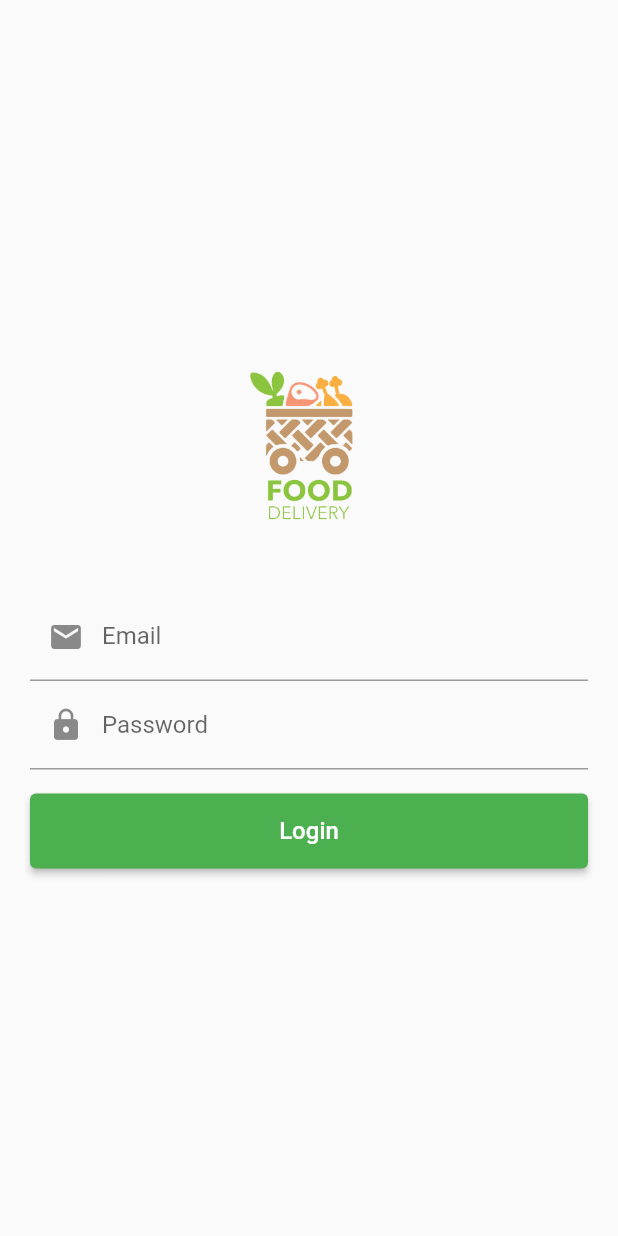
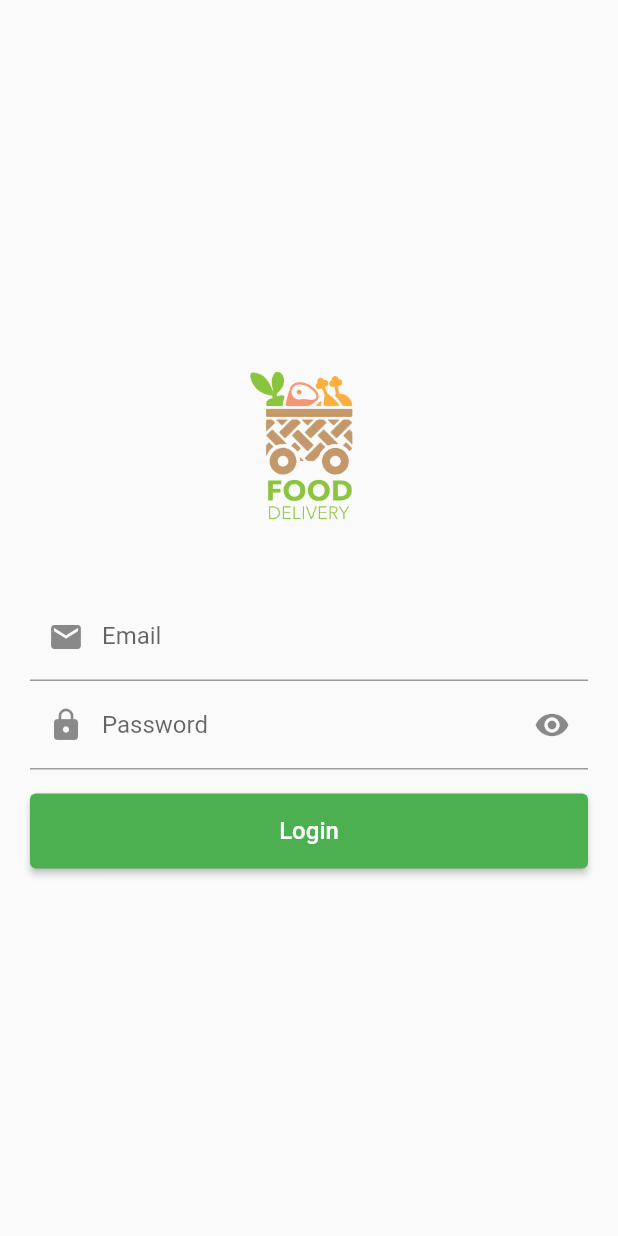
Before and after one commit to cperdiansyah/flutter_submission_pemula, a Flutter app: the screen it shows after launch, on a phone screen of 412 x 824 dp. Run offline on Flutter 3.47's test engine with Material 2 defaults, Android fonts, the phone set to English and light mode, and no system bars.

Commit message:
add responsive to login screen

```diff
--- a/lib/login_screen.dart
+++ b/lib/login_screen.dart
@@ -4,6 +4,27 @@ import 'package:submission_flutter_pemula/home_screen.dart';
 class LoginScreen extends StatelessWidget {
   const LoginScreen({Key? key}) : super(key: key);
 
+  @override
+  Widget build(BuildContext context) {
+    return Scaffold(
+      body: LayoutBuilder(
+        builder: (context, constraints) {
+          return LoginResponsive();
+        },
+      ),
+    );
+  }
+}
+
+class LoginResponsive extends StatefulWidget {
+  @override
+  _LoginResponsive createState() => _LoginResponsive();
+}
+
+class _LoginResponsive extends State<LoginResponsive> {
+  bool _isObscure = true;
+
+  // const LoginResponsive({Key? key}) : super(key: key);
   @override
   Widget build(BuildContext context) {
     return Scaffold(
@@ -24,7 +45,11 @@ class LoginScreen extends StatelessWidget {
             ),
             Column(
               children: <Widget>[
-                Padding(
+                Container(
+                  width: MediaQuery.of(context).size.width <= 600
+                      ? MediaQuery.of(context).size.width
+                      : MediaQuery.of(context).size.width * 0.3,
+                  child: Padding(
                     padding: EdgeInsets.all(20.0),
                     child: Column(
                       children: <Widget>[
@@ -35,9 +60,22 @@ class LoginScreen extends StatelessWidget {
                           ),
                         ),
                         TextField(
+                          obscureText: _isObscure,
                           decoration: InputDecoration(
                             labelText: 'Password',
                             prefixIcon: Icon(Icons.lock),
+                            suffixIcon: IconButton(
+                              icon: Icon(_isObscure
+                                  ? Icons.visibility
+                                  : Icons.visibility_off),
+                              onPressed: () {
+                                setState(
+                                  () {
+                                    _isObscure = !_isObscure;
+                                  },
+                                );
+                              },
+                            ),
                           ),
                         ),
                         Padding(
@@ -62,6 +100,7 @@ class LoginScreen extends StatelessWidget {
                         ),
                       ],
                     ),
+                  ),
                 )
               ],
             ),
```
Lines whose indentation alone changed are shown as unchanged.
